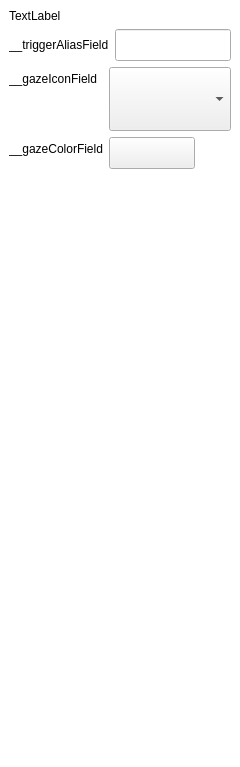
Above: creator-pluginDiagram/res/diagramProperty.ui from VRMakerTeam/VRMaker before the change. Below: the same form after it.
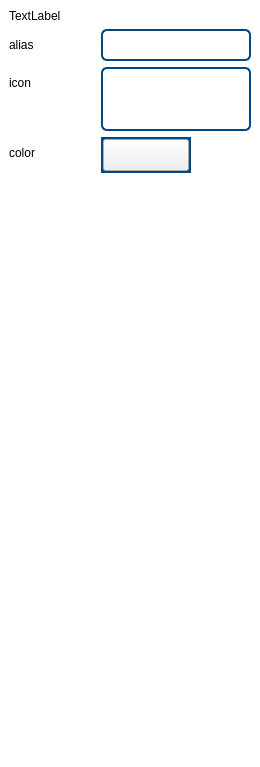
That is the form after the change. Icons and pictures are not drawn.

The edit to the form file:
```diff
--- a/creator-pluginDiagram/res/diagramProperty.ui
+++ b/creator-pluginDiagram/res/diagramProperty.ui
@@ -6,7 +6,7 @@
    <rect>
     <x>0</x>
     <y>0</y>
-    <width>240</width>
+    <width>260</width>
     <height>767</height>
    </rect>
   </property>
@@ -15,9 +15,40 @@
   </property>
   <property name="styleSheet">
    <string notr="true">QWidget#UiDiagramProperty{
-	background: transparent;
+	background: #ffffff;
 }
 
+QLineEdit {
+    border: 2px solid #004882;
+    border-radius: 6px;
+    padding: 0 8px;
+    background: white;
+    selection-background-color: darkgray;
+}
+
+QComboBox {
+    border: 2px solid #004882;
+    border-radius: 6px;
+    padding: 1px 18px 1px 3px;
+}
+
+QComboBox:editable {
+    background: white;
+}
+
+QComboBox::drop-down {
+    width: 0px;
+}
+
+QWidget#pickerframe{
+	background: #004882;
+}
+
+
+
+
+
+
 QStackedWidget {
 	background-color: transparent;
 }
@@ -26,16 +57,29 @@
 	background-color: transparent;
 }
 
+
+QScrollBar:vertical {
+     border: 0;
+     background: #cddbe6;
+     width: 5px;
+ }
+ QScrollBar::handle:vertical {
+     background: #06447f;
+     min-height: 20px;
+ }
+
 QWidget#areaScroll{
 	background-color: transparent;
 }
 
-QWidget[accessibleName=&quot;color:333337&quot;]{
-	background-color: rgb(51,51,55);
+QWidget#__blockToolbar {
+	background: #d0dae3;
+	border: solid;
+	border-top-width: 2px;
+	border-color: #114167;
 }
 
 
-
 QPushButton[accessibleName=&quot;button:blue&quot;]{
 	border-radius:5;
 	color: rgb(255, 255, 255);
@@ -74,7 +118,7 @@
 	min-width:86;
 	min-height:32;
 	max-height:32;
-	color: rgb(255, 255, 255);
+	color: #06447f;
 }
 
 QDoubleSpinBox[accessibleName=&quot;spinbox:field&quot;]{
@@ -92,10 +136,7 @@
 }
 
 QPushButton#__blockDelete{
-	border: 0px;
-	background-repeat: none;
-	background-position: center;	
-	background-image: url(:/pluginDiagram/buttons/img/Trash.png);
+	border-image: url(:/pluginDiagram/buttons/img/Trash_normal.png);
 }
 QPushButton#__blockDelete:pressed{
 	border: 0px;
@@ -263,6 +304,9 @@
      </widget>
      <widget class="QWidget" name="page_trigger">
       <layout class="QVBoxLayout" name="verticalLayout_4">
+       <property name="rightMargin">
+        <number>9</number>
+       </property>
        <item>
         <widget class="QLabel" name="__triggerUUID">
          <property name="text">
@@ -274,11 +318,23 @@
         <layout class="QHBoxLayout" name="horizontalLayout_2">
          <item>
           <widget class="QLabel" name="__triggerAliasField">
+           <property name="minimumSize">
+            <size>
+             <width>86</width>
+             <height>32</height>
+            </size>
+           </property>
+           <property name="maximumSize">
+            <size>
+             <width>86</width>
+             <height>32</height>
+            </size>
+           </property>
            <property name="accessibleName">
             <string notr="true">label:field</string>
            </property>
            <property name="text">
-            <string>__triggerAliasField</string>
+            <string>alias</string>
            </property>
           </widget>
          </item>
@@ -317,11 +373,23 @@
           </property>
           <item row="0" column="0">
            <widget class="QLabel" name="__gazeIconField">
+            <property name="minimumSize">
+             <size>
+              <width>86</width>
+              <height>32</height>
+             </size>
+            </property>
+            <property name="maximumSize">
+             <size>
+              <width>86</width>
+              <height>32</height>
+             </size>
+            </property>
             <property name="accessibleName">
              <string notr="true">label:field</string>
             </property>
             <property name="text">
-             <string>__gazeIconField</string>
+             <string>icon</string>
             </property>
            </widget>
           </item>
@@ -376,40 +444,91 @@
           </item>
           <item row="1" column="0">
            <widget class="QLabel" name="__gazeColorField">
+            <property name="minimumSize">
+             <size>
+              <width>86</width>
+              <height>32</height>
+             </size>
+            </property>
+            <property name="maximumSize">
+             <size>
+              <width>86</width>
+              <height>32</height>
+             </size>
+            </property>
             <property name="accessibleName">
              <string notr="true">label:field</string>
             </property>
             <property name="text">
-             <string>__gazeColorField</string>
+             <string>color</string>
             </property>
            </widget>
           </item>
           <item row="1" column="1">
-           <widget class="QPushButton" name="__gazeColorPicker">
-            <property name="sizePolicy">
-             <sizepolicy hsizetype="Fixed" vsizetype="Fixed">
-              <horstretch>0</horstretch>
-              <verstretch>0</verstretch>
-             </sizepolicy>
-            </property>
+           <widget class="QWidget" name="pickerframe" native="true">
             <property name="minimumSize">
              <size>
-              <width>86</width>
-              <height>32</height>
+              <width>90</width>
+              <height>36</height>
              </size>
             </property>
             <property name="maximumSize">
              <size>
-              <width>86</width>
-              <height>32</height>
+              <width>90</width>
+              <height>36</height>
              </size>
             </property>
-            <property name="focusPolicy">
-             <enum>Qt::NoFocus</enum>
-            </property>
-            <property name="text">
-             <string/>
-            </property>
+            <layout class="QVBoxLayout" name="verticalLayout_6">
+             <property name="spacing">
+              <number>0</number>
+             </property>
+             <property name="leftMargin">
+              <number>2</number>
+             </property>
+             <property name="topMargin">
+              <number>2</number>
+             </property>
+             <property name="rightMargin">
+              <number>2</number>
+             </property>
+             <property name="bottomMargin">
+              <number>2</number>
+             </property>
+             <item>
+              <widget class="QPushButton" name="__gazeColorPicker">
+               <property name="sizePolicy">
+                <sizepolicy hsizetype="Fixed" vsizetype="Fixed">
+                 <horstretch>0</horstretch>
+                 <verstretch>0</verstretch>
+                </sizepolicy>
+               </property>
+               <property name="minimumSize">
+                <size>
+                 <width>86</width>
+                 <height>32</height>
+                </size>
+               </property>
+               <property name="maximumSize">
+                <size>
+                 <width>86</width>
+                 <height>32</height>
+                </size>
+               </property>
+               <property name="focusPolicy">
+                <enum>Qt::NoFocus</enum>
+               </property>
+               <property name="text">
+                <string/>
+               </property>
+               <property name="default">
+                <bool>false</bool>
+               </property>
+               <property name="flat">
+                <bool>false</bool>
+               </property>
+              </widget>
+             </item>
+            </layout>
            </widget>
           </item>
          </layout>
```
Left out of the diff: 29 changed lines with no effect on the pictures.
